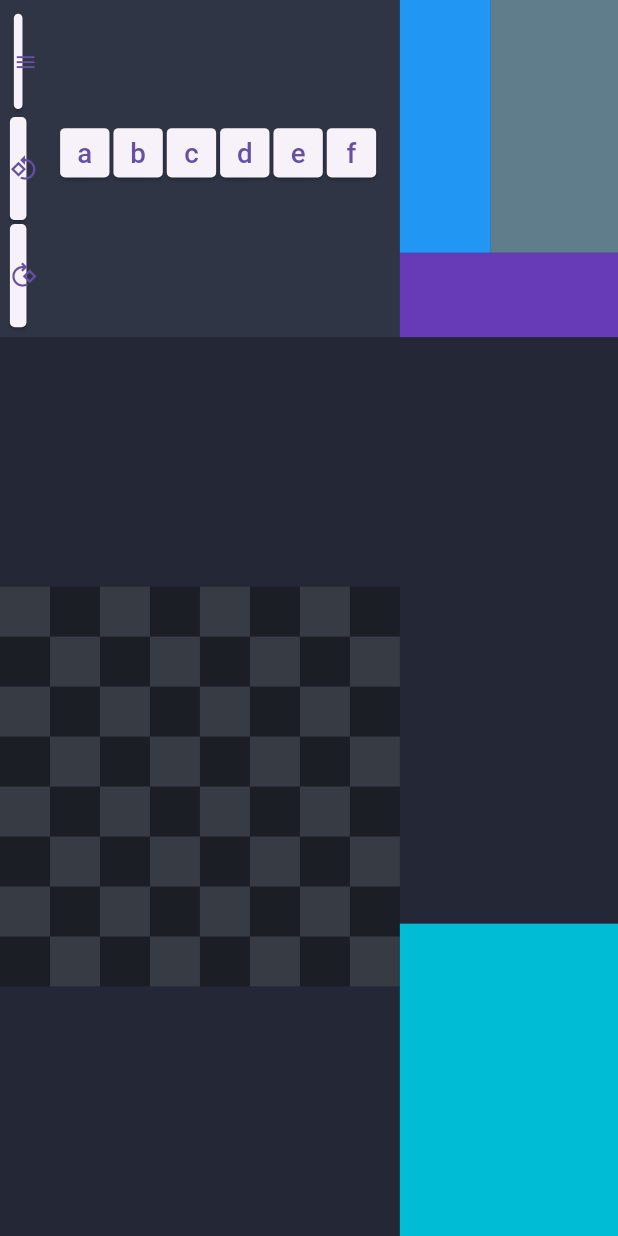
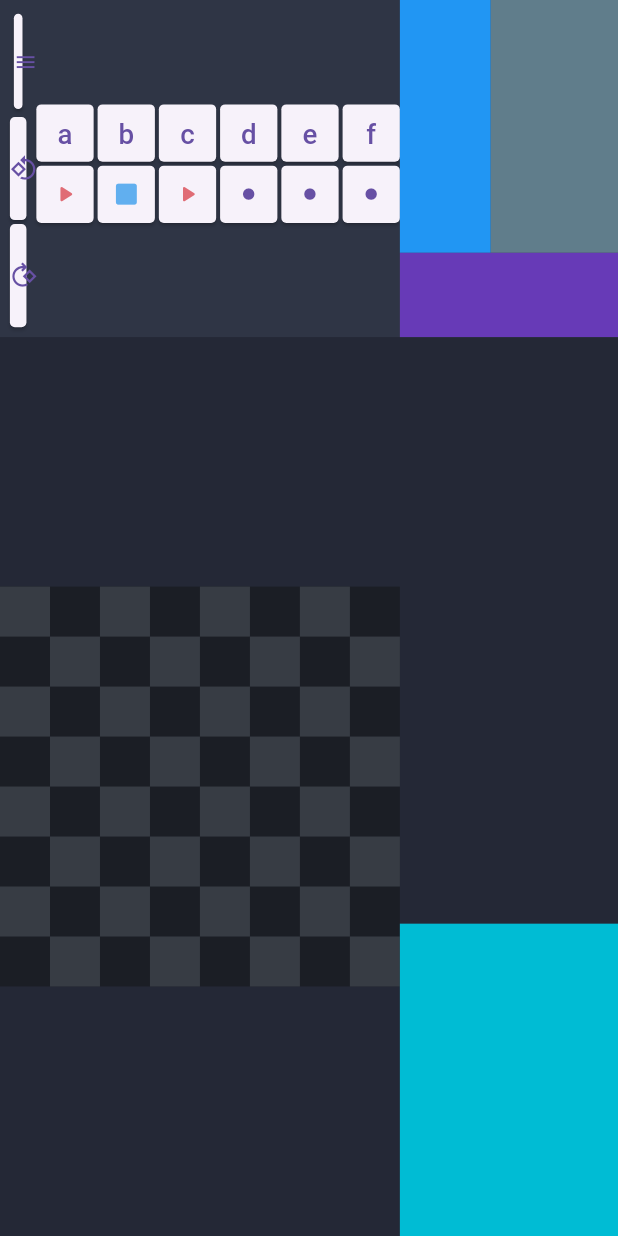
Before and after one commit to Combifightet/bivalenz_world_web, a Flutter app: the screen it shows after launch, on a phone screen of 412 x 824 dp. Run offline on Flutter 3.47's test engine with Material 3 defaults, Android fonts, the phone set to English and light mode, and no system bars; missing offline and left inert: logic_expr_tree.

Commit message:
transfer commit

```diff
--- a/lib/object_buttons.dart
+++ b/lib/object_buttons.dart
@@ -55,12 +55,75 @@ class _ObjectButtonsState extends State<ObjectButtons> {
         )
       );
     }
+    for (ObjectType type in [ObjectType.Tet, ObjectType.Cube, ObjectType.Tet]) {
+      buttons.add(
+        ElevatedButton(
+          onPressed: () {
+            if (selectedTile!=null) {
+              int index = folWorlds[folWorldIndex].getWorld().indexWhere((obj) => obj.getX()==selectedTile!.dx.round() && obj.getY()==selectedTile!.dy.round());
+              if (index>=0) {
+                folWorlds[folWorldIndex].getWorld()[index].type=type;
+              }
+            }
+          },
+          style: ButtonStyle(
+            padding: const WidgetStatePropertyAll(EdgeInsets.zero),
+            shape: WidgetStateProperty.all<RoundedRectangleBorder>(
+              RoundedRectangleBorder(
+                borderRadius: BorderRadius.circular(5*uiScale),
+              )
+            ),
+          ),
+          child: Icon(
+            type==ObjectType.Tet
+              ? Icons.play_arrow_rounded
+              : type==ObjectType.Cube
+                ? Icons.square_rounded
+                : Icons.pentagon_rounded,
+            color: type==ObjectType.Tet
+              ? redAccentColor
+              : type==ObjectType.Cube
+                ? blueAccentColor
+                : yellowAccentColor,
+            size: 28*uiScale,
+          )
+        )
+      );
+    }
+    for (ObjectSize size in [ObjectSize.Small, ObjectSize.Medium, ObjectSize.Large]) {
+      buttons.add(
+        ElevatedButton(
+          onPressed: () {
+            if (selectedTile!=null) {
+              int index = folWorlds[folWorldIndex].getWorld().indexWhere((obj) => obj.getX()==selectedTile!.dx.round() && obj.getY()==selectedTile!.dy.round());
+              if (index>=0) {
+                folWorlds[folWorldIndex].getWorld()[index].size=size;
+              }
+            }
+          },
+          style: ButtonStyle(
+            padding: const WidgetStatePropertyAll(EdgeInsets.zero),
+            shape: WidgetStateProperty.all<RoundedRectangleBorder>(
+              RoundedRectangleBorder(
+                borderRadius: BorderRadius.circular(5*uiScale),
+              )
+            ),
+          ),
+          child: Icon(
+            Icons.circle_rounded,
+            size: (size.index+2*7)*uiScale,
+          )
+        )
+      );
+    }
   }
 
   @override
   Widget build(BuildContext context) {
     return Padding(
-      padding: EdgeInsets.all(24*uiScale),
+      padding: EdgeInsets.all(24*uiScale*0),  // TODO: fix this so hat it doesnt overflow
+      child: AspectRatio(
+        aspectRatio: 6/2,
         child: GridView.count(
           crossAxisCount: 6,
           physics: const NeverScrollableScrollPhysics(),
@@ -68,6 +131,7 @@ class _ObjectButtonsState extends State<ObjectButtons> {
           crossAxisSpacing: 4*uiScale,
           children: buttons,
         ),
+      ),
     );
   }
 }
--- a/pubspec.yaml
+++ b/pubspec.yaml
@@ -15,7 +15,7 @@ dependencies:
 dev_dependencies:
   flutter_test:
     sdk: flutter
-  flutter_lints: ^4.0.0
+  flutter_lints: ^5.0.0
 
 flutter:
   uses-material-design: true
```
Also changed, not shown: pubspec.lock. Lines whose indentation alone changed are shown as unchanged.
